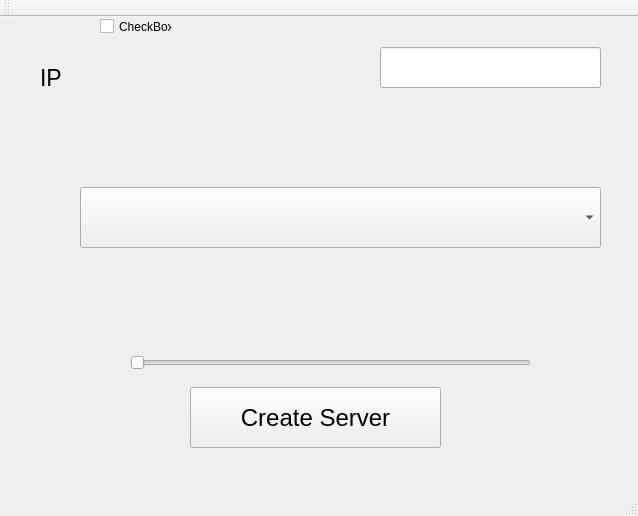
Above: control_volume_server/mainwindow_server.ui from enfild/control_sound before the change. Below: the same form after it.
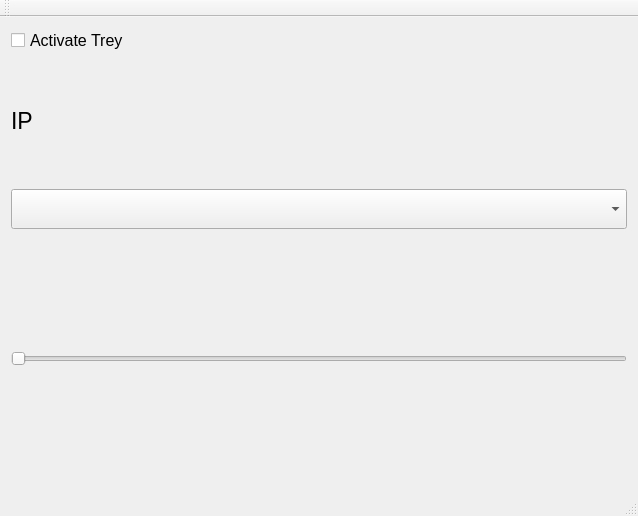
That is the form after the change.

What changed in the file:
```diff
--- a/control_volume_server/mainwindow_server.ui
+++ b/control_volume_server/mainwindow_server.ui
@@ -14,56 +14,21 @@
    <string>Server Sound</string>
   </property>
   <widget class="QWidget" name="centralWidget">
-   <widget class="QSlider" name="horizontalSlider">
-    <property name="geometry">
-     <rect>
-      <x>130</x>
-      <y>300</y>
-      <width>401</width>
-      <height>91</height>
-     </rect>
-    </property>
-    <property name="orientation">
-     <enum>Qt::Horizontal</enum>
-    </property>
-   </widget>
+   <layout class="QGridLayout" name="gridLayout">
+    <item row="0" column="0">
    <widget class="QCheckBox" name="checkBox_tray">
-    <property name="geometry">
-     <rect>
-      <x>100</x>
-      <y>0</y>
-      <width>72</width>
-      <height>19</height>
-     </rect>
-    </property>
-    <property name="text">
-     <string>CheckBox</string>
-    </property>
-   </widget>
-   <widget class="QComboBox" name="comboBox_Clients">
-    <property name="geometry">
-     <rect>
-      <x>80</x>
-      <y>170</y>
-      <width>521</width>
-      <height>61</height>
-     </rect>
-    </property>
     <property name="font">
      <font>
-      <pointsize>21</pointsize>
-     </font>
-    </property>
-   </widget>
+        <pointsize>12</pointsize>
+       </font>
+      </property>
+      <property name="text">
+       <string>Activate Trey</string>
+      </property>
+     </widget>
+    </item>
+    <item row="1" column="0" colspan="2">
    <widget class="QLabel" name="label_IP">
-    <property name="geometry">
-     <rect>
-      <x>40</x>
-      <y>50</y>
-      <width>91</width>
-      <height>21</height>
-     </rect>
-    </property>
     <property name="font">
      <font>
       <pointsize>17</pointsize>
@@ -73,34 +38,24 @@
      <string>IP</string>
     </property>
    </widget>
-   <widget class="QLineEdit" name="lineEdit">
-    <property name="geometry">
-     <rect>
-      <x>380</x>
-      <y>30</y>
-      <width>221</width>
-      <height>41</height>
-     </rect>
-    </property>
-   </widget>
-   <widget class="QPushButton" name="pushButton_Connect">
-    <property name="geometry">
-     <rect>
-      <x>190</x>
-      <y>370</y>
-      <width>251</width>
-      <height>61</height>
-     </rect>
-    </property>
+    </item>
+    <item row="2" column="0" colspan="2">
+     <widget class="QComboBox" name="comboBox_Clients">
     <property name="font">
      <font>
-      <pointsize>18</pointsize>
-     </font>
-    </property>
-    <property name="text">
-     <string>Create Server</string>
-    </property>
-   </widget>
+        <pointsize>21</pointsize>
+       </font>
+      </property>
+     </widget>
+    </item>
+    <item row="3" column="0" rowspan="2" colspan="2">
+     <widget class="QSlider" name="horizontalSlider">
+      <property name="orientation">
+       <enum>Qt::Horizontal</enum>
+      </property>
+     </widget>
+    </item>
+   </layout>
   </widget>
   <widget class="QMenuBar" name="menuBar">
    <property name="geometry">
```
Lines whose indentation alone changed are shown as unchanged.
